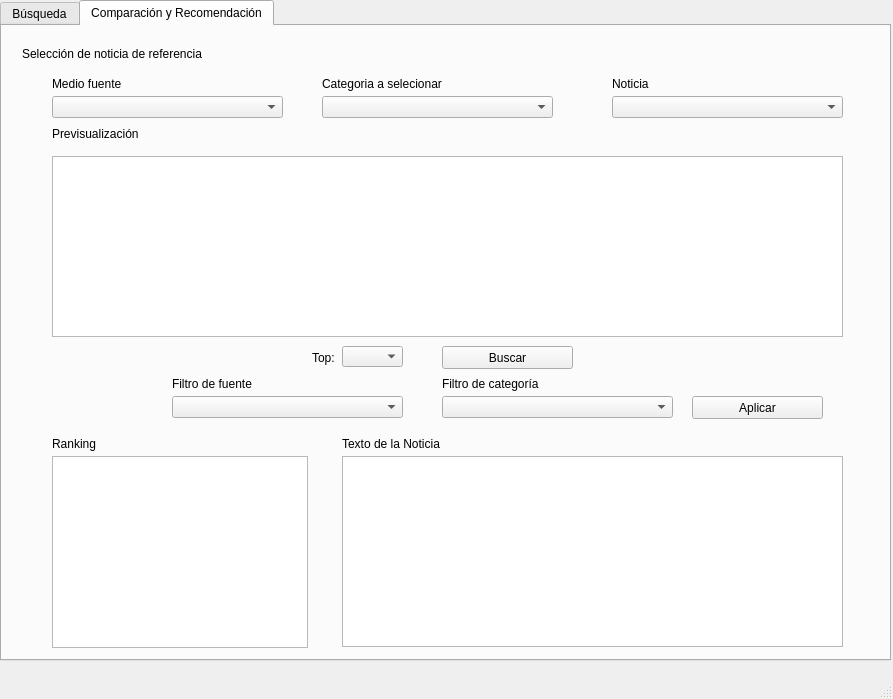
First picture: the form in vista/main.ui, repository javirg1005/SI_Proyecto, before the edit.
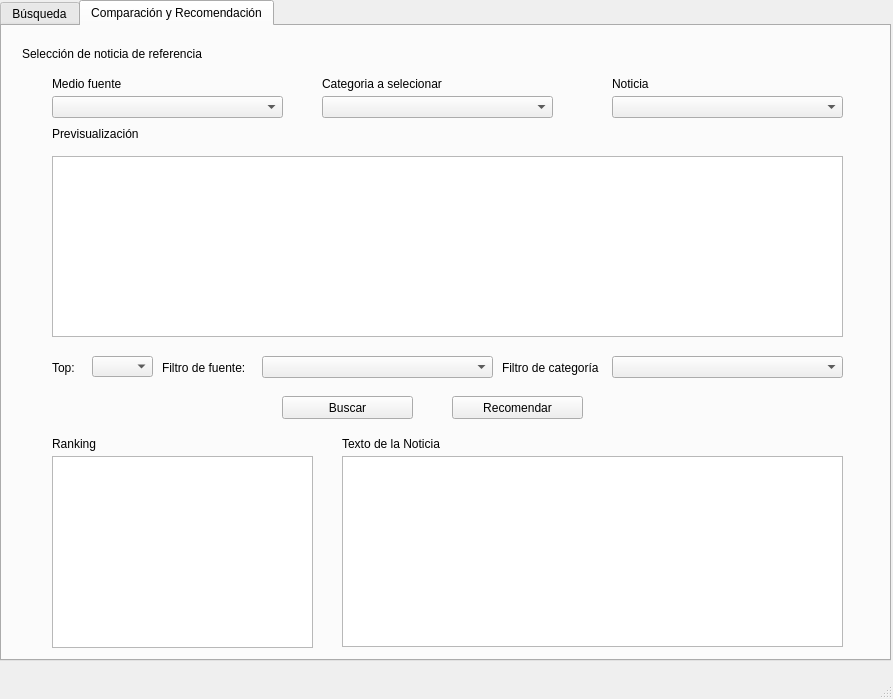
Second picture: the form after the edit.

Commit message: busqueda por noticia en interfaz implementado

The edit to the form file:
```diff
--- a/vista/main.ui
+++ b/vista/main.ui
@@ -240,8 +240,8 @@
      <widget class="QLabel" name="label_6">
       <property name="geometry">
        <rect>
-        <x>310</x>
-        <y>320</y>
+        <x>50</x>
+        <y>330</y>
         <width>31</width>
         <height>24</height>
        </rect>
@@ -276,44 +276,21 @@
      <widget class="QPushButton" name="btn_apply">
       <property name="geometry">
        <rect>
-        <x>690</x>
+        <x>450</x>
         <y>370</y>
         <width>131</width>
         <height>23</height>
        </rect>
       </property>
       <property name="text">
-       <string>Aplicar</string>
-      </property>
-     </widget>
-     <widget class="QLabel" name="label_7">
-      <property name="geometry">
-       <rect>
-        <x>170</x>
-        <y>350</y>
-        <width>231</width>
-        <height>16</height>
-       </rect>
-      </property>
-      <property name="text">
-       <string>Filtro de fuente</string>
-      </property>
-     </widget>
-     <widget class="QListView" name="ql_ranking">
-      <property name="geometry">
-       <rect>
-        <x>50</x>
-        <y>430</y>
-        <width>256</width>
-        <height>192</height>
-       </rect>
+       <string>Recomendar</string>
       </property>
      </widget>
      <widget class="QPushButton" name="btn_search">
       <property name="geometry">
        <rect>
-        <x>440</x>
-        <y>320</y>
+        <x>280</x>
+        <y>370</y>
         <width>131</width>
         <height>23</height>
        </rect>
@@ -338,8 +315,8 @@
      <widget class="QComboBox" name="cb_filtro_categ">
       <property name="geometry">
        <rect>
-        <x>440</x>
-        <y>370</y>
+        <x>610</x>
+        <y>330</y>
         <width>231</width>
         <height>22</height>
        </rect>
@@ -361,10 +338,10 @@
      <widget class="QLabel" name="label_8">
       <property name="geometry">
        <rect>
-        <x>440</x>
-        <y>350</y>
-        <width>231</width>
-        <height>16</height>
+        <x>500</x>
+        <y>330</y>
+        <width>111</width>
+        <height>24</height>
        </rect>
       </property>
       <property name="text">
@@ -384,8 +361,8 @@
      <widget class="QComboBox" name="cb_top">
       <property name="geometry">
        <rect>
-        <x>340</x>
-        <y>320</y>
+        <x>90</x>
+        <y>330</y>
         <width>61</width>
         <height>21</height>
        </rect>
@@ -453,8 +430,8 @@
      <widget class="QComboBox" name="cb_filtro_fuente">
       <property name="geometry">
        <rect>
-        <x>170</x>
-        <y>370</y>
+        <x>260</x>
+        <y>330</y>
         <width>231</width>
         <height>22</height>
        </rect>
@@ -480,6 +457,29 @@
 &lt;p style=&quot;-qt-paragraph-type:empty; margin-top:0px; margin-bottom:0px; margin-left:0px; margin-right:0px; -qt-block-indent:0; text-indent:0px;&quot;&gt;&lt;br /&gt;&lt;/p&gt;&lt;/body&gt;&lt;/html&gt;</string>
       </property>
      </widget>
+     <widget class="QListWidget" name="ql_ranking_2">
+      <property name="geometry">
+       <rect>
+        <x>50</x>
+        <y>430</y>
+        <width>261</width>
+        <height>192</height>
+       </rect>
+      </property>
+     </widget>
+     <widget class="QLabel" name="label_13">
+      <property name="geometry">
+       <rect>
+        <x>160</x>
+        <y>330</y>
+        <width>101</width>
+        <height>24</height>
+       </rect>
+      </property>
+      <property name="text">
+       <string>Filtro de fuente:</string>
+      </property>
+     </widget>
     </widget>
    </widget>
   </widget>
```
Left out of the diff: 2 changed lines with no effect on the pictures. The commit also changes 2 other files.
